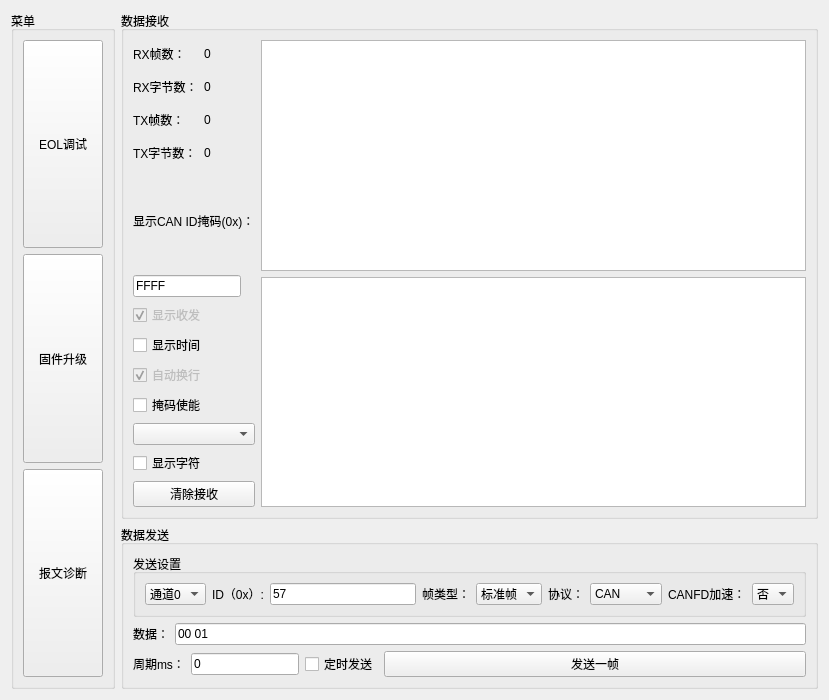
First picture: the form in more_window/more_window.ui, repository aron566/EOL_CAN_Tool, before the edit.
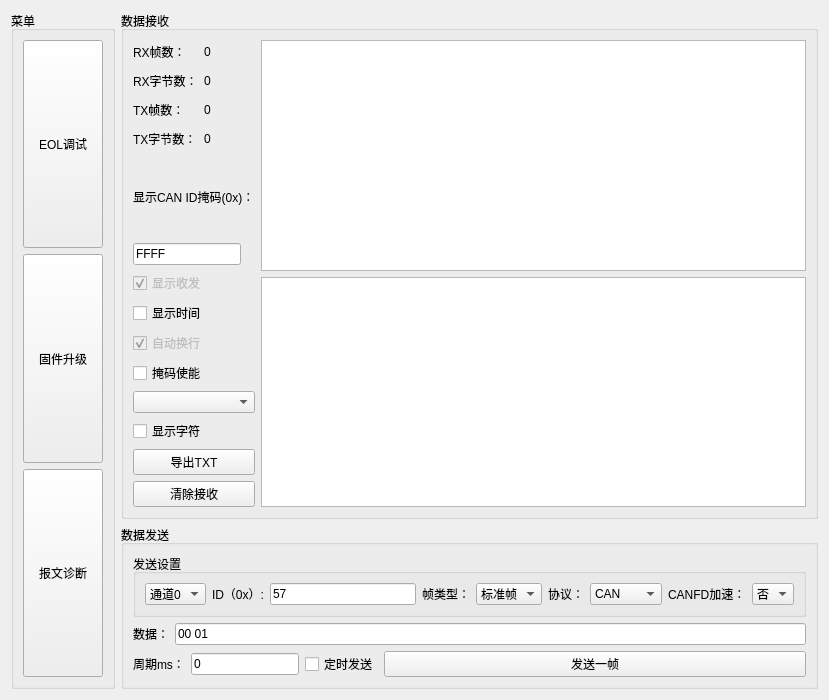
Second picture: the form after the edit.

Commit message: <feat>: <增加报文导出到txt功能>

The edit to the form file:
```diff
--- a/more_window/more_window.ui
+++ b/more_window/more_window.ui
@@ -238,6 +238,13 @@
               </property>
              </widget>
             </item>
+            <item>
+             <widget class="QPushButton" name="export_txt_pushButton">
+              <property name="text">
+               <string>导出TXT</string>
+              </property>
+             </widget>
+            </item>
            </layout>
           </item>
           <item>
```
The commit also changes 4 other files.
